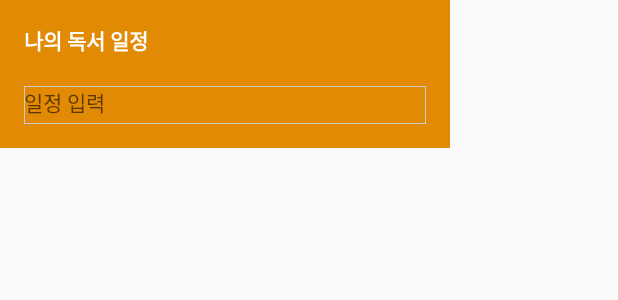
After one commit to SeongGyeongOh/Project01BookDiary, an Android app: the layout alertdialog_calendar.xml on its own in the app's theme, with its tools: preview values and no code run, on a phone screen of 412 x 824 dp. The commit adds this screen. Shown: the top 300 px of the screen. Run offline under Robolectric (Android 15) with nearby library versions, the phone set to English and light mode, and no system bars.

Commit message:
Calendar updated -continue on saving message+push

```diff
--- a/app/build.gradle
+++ b/app/build.gradle
@@ -50,5 +50,8 @@ dependencies {
     implementation 'com.google.firebase:firebase-storage:19.1.1'
     implementation 'com.google.firebase:firebase-core:17.0.0'
     implementation 'com.google.firebase:firebase-database:19.3.1'
+    implementation 'com.google.firebase:firebase-messaging:20.2.0'
+
+    implementation 'com.applandeo:material-calendar-view:1.7.0'
 
 }
--- a/app/src/main/java/com/osg/project01bookdiary/G.java
+++ b/app/src/main/java/com/osg/project01bookdiary/G.java
@@ -9,4 +9,6 @@ public class G {
     public static String nickName;
     public static String profileName;
     public static String profileUrl;
+
+    public static String token;
 }
--- a/app/src/main/java/com/osg/project01bookdiary/RetrofitService.java
+++ b/app/src/main/java/com/osg/project01bookdiary/RetrofitService.java
@@ -1,6 +1,7 @@
 package com.osg.project01bookdiary;
 
 import com.google.android.gms.common.internal.safeparcel.SafeParcelable;
+import com.osg.project01bookdiary_Calendar.PushData;
 import com.osg.project01bookdiary_sharedreview.SharedReview_item;
 
 import java.util.ArrayList;
@@ -68,4 +69,9 @@ public interface RetrofitService {
     Call<String> updateProfileName(@Field("ID") String ID,
                                    @Field("profileName") String profileName);
 
+    //푸시로 받을 데이터 설정
+    @FormUrlEncoded
+    @POST("/Project01BookDiary/pushData.php")
+    Call<String> uploadPushData(@Field("title") String title, @Field("message") String msg, @Field("token") String token);
+
 }
--- a/app/src/main/java/com/osg/project01bookdiary_sharedreview/DetailedSharedReviewActivity.java
+++ b/app/src/main/java/com/osg/project01bookdiary_sharedreview/DetailedSharedReviewActivity.java
@@ -141,4 +141,4 @@ public class DetailedSharedReviewActivity extends AppCompatActivity {
             }
         });
     }
-} //TODO LIST: 코멘트 업데이트 & 프로필 설정값 다시 확인하기!!!! (꼭!! 내일은 끝내자 안끝나면 다음으로 넘어간다...)
+}
--- a/app/src/main/java/com/osg/project01bookdiary_sharedreview/Fragment03SharedReview.java
+++ b/app/src/main/java/com/osg/project01bookdiary_sharedreview/Fragment03SharedReview.java
@@ -26,6 +26,8 @@ public class Fragment03SharedReview extends Fragment {
     ArrayList<SharedReview_item> items = new ArrayList<>();
     RecyclerView recyclerView;
     SharedReviewAdapter sharedReviewAdapter;
+
+    //https://github.com/Applandeo/Material-Calendar-View#dots-indicator (사용한 캘린더 깃헙 주소)
 
 
     @Nullable
--- /dev/null
+++ b/app/src/main/res/layout/alertdialog_calendar.xml
@@ -0,0 +1,44 @@
+<?xml version="1.0" encoding="utf-8"?>
+<LinearLayout xmlns:android="http://schemas.android.com/apk/res/android"
+    android:orientation="vertical"
+    android:layout_width="300dp"
+    android:layout_height="wrap_content"
+    android:background="#E38A04"
+    android:padding="16dp">
+
+        <TextView
+            android:layout_width="match_parent"
+            android:layout_height="wrap_content"
+            android:text="나의 독서 일정"
+            android:textStyle="bold"
+            android:textColor="#ffffff"
+            android:layout_gravity="left"/>
+
+        <EditText
+            android:id="@+id/et_memo"
+            android:layout_width="match_parent"
+            android:layout_height="25dp"
+            android:layout_marginTop="20dp"
+            android:background="@drawable/bg_logoutbtn"
+            android:hint="일정 입력"
+            android:textColor="#ff000000"
+            android:textSize="14sp"
+            android:layout_gravity="left"
+            android:gravity="left"
+            android:outlineProvider="none"
+            />
+
+<!--    <Button-->
+<!--        android:id="@+id/clickOk"-->
+<!--        android:layout_width="wrap_content"-->
+<!--        android:layout_height="wrap_content"-->
+<!--        android:text="확인"/>-->
+<!--    <Button-->
+<!--        android:id="@+id/clickNo"-->
+<!--        android:layout_width="wrap_content"-->
+<!--        android:layout_height="wrap_content"-->
+<!--        android:text="취소"/>-->
+
+
+
+</LinearLayout>
```
Also changed, not shown: app/src/main/AndroidManifest.xml (+20 -0 lines), app/src/main/java/com/osg/project01bookdiary/Fragment04Calendar.java (deleted, +0 -20 lines), app/src/main/java/com/osg/project01bookdiary/MainActivity.java (+22 -0 lines), app/src/main/java/com/osg/project01bookdiary/MyFirebaseMessagingService.java (added, +50 -0 lines), app/src/main/java/com/osg/project01bookdiary/Tab01MyReviewFragment.java (+0 -8 lines), app/src/main/java/com/osg/project01bookdiary_Calendar/Fragment04Calendar.java (added, +124 -0 lines), app/src/main/java/com/osg/project01bookdiary_Calendar/PushData.java (added, +16 -0 lines), app/src/main/java/com/osg/project01bookdiary_settings/Fragment05Settings.java (+1 -8 lines), app/src/main/res/drawable/ic_baseline_menu_book_24.xml (added, +8 -0 lines), app/src/main/res/layout/layout_calendar.xml (+23 -5 lines).
